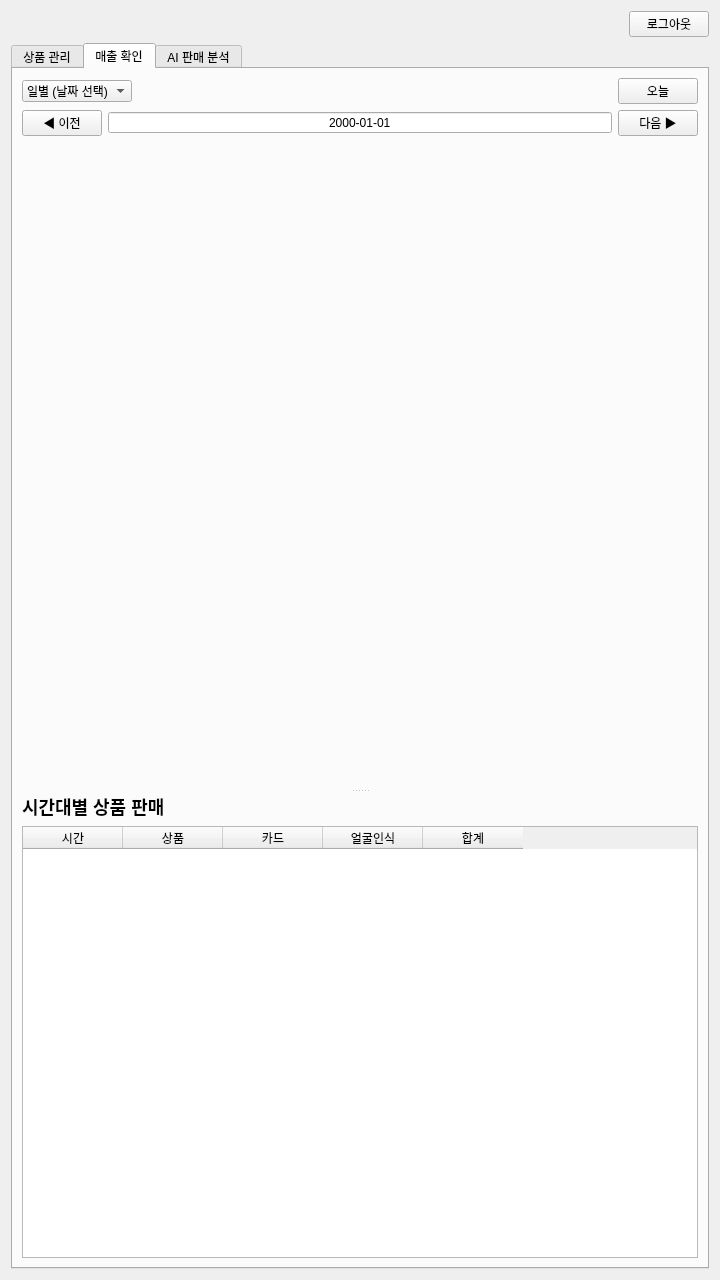
Before: the Qt Designer form qt/client/admin.ui in ginjuns/SNAP, drawn with Qt 5.
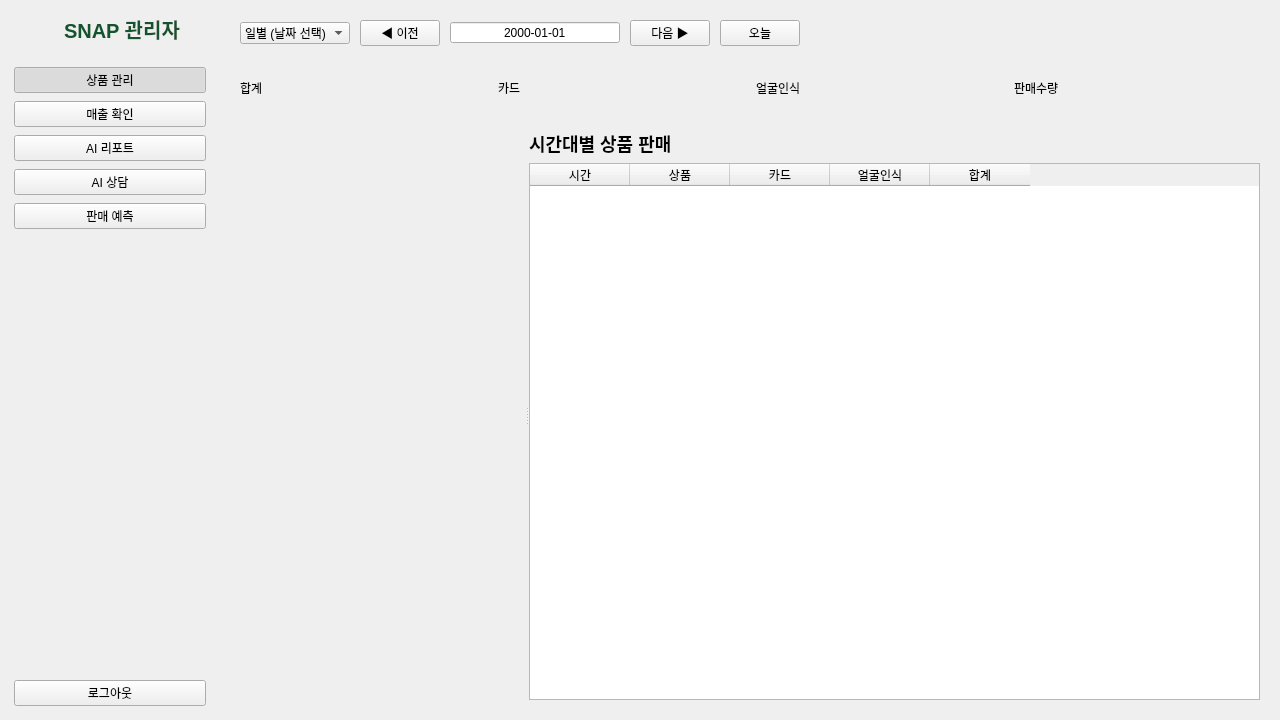
After: the same form once the commit is applied. The open tabs and pages were chosen to show the change. Custom widgets are drawn as their Qt base class.

The edit to the form file:
```diff
--- a/qt/client/admin.ui
+++ b/qt/client/admin.ui
@@ -6,114 +6,80 @@
    <rect>
     <x>0</x>
     <y>0</y>
-    <width>720</width>
-    <height>1280</height>
+    <width>1280</width>
+    <height>720</height>
    </rect>
   </property>
-  <layout class="QVBoxLayout" name="verticalLayout">
-   <item>
-    <layout class="QHBoxLayout" name="horizontalLayout">
-     <item>
-      <widget class="QLabel" name="lblWelcome">
-       <property name="styleSheet">
-        <string notr="true">font-size: 22px; font-weight: bold;</string>
-       </property>
-      </widget>
-     </item>
-     <item>
-      <spacer name="horizontalSpacer">
-       <property name="orientation">
-        <enum>Qt::Horizontal</enum>
-       </property>
-       <property name="sizeHint" stdset="0">
-        <size>
-         <width>0</width>
-         <height>0</height>
-        </size>
-       </property>
-      </spacer>
-     </item>
-     <item>
-      <widget class="QPushButton" name="btnLogout">
+  <layout class="QHBoxLayout" name="layoutRoot"><property name="spacing"><number>0</number></property><property name="leftMargin"><number>0</number></property><property name="topMargin"><number>0</number></property><property name="rightMargin"><number>0</number></property><property name="bottomMargin"><number>0</number></property><item><widget class="QFrame" name="sideMenu"><property name="minimumSize"><size><width>220</width><height>0</height></size></property><property name="maximumSize"><size><width>220</width><height>16777215</height></size></property><layout class="QVBoxLayout" name="layoutMenu"><property name="spacing"><number>8</number></property><property name="leftMargin"><number>14</number></property><property name="topMargin"><number>14</number></property><property name="rightMargin"><number>14</number></property><property name="bottomMargin"><number>14</number></property><item><layout class="QHBoxLayout" name="layoutBrand"><property name="spacing"><number>10</number></property><item><widget class="QLabel" name="lblLogo"><property name="minimumSize"><size><width>40</width><height>40</height></size></property><property name="maximumSize"><size><width>40</width><height>40</height></size></property></widget></item><item><layout class="QVBoxLayout" name="layoutBrandText"><property name="spacing"><number>0</number></property><item><widget class="QLabel" name="lblBrand"><property name="styleSheet"><string notr="true">font-size: 20px; font-weight: bold; color: #14532d;</string></property><property name="text"><string>SNAP 관리자</string></property></widget></item><item><widget class="QLabel" name="lblWelcome">
+       <property name="styleSheet"><string notr="true">font-size: 13px; color: #3d6b4c;</string></property></widget>
+     </item></layout></item></layout></item><item><widget class="QPushButton" name="btnMenuProduct"><property name="text"><string>상품 관리</string></property><property name="checkable"><bool>true</bool></property><property name="checked"><bool>true</bool></property><property name="autoExclusive"><bool>true</bool></property><property name="menu" stdset="0"><bool>true</bool></property></widget></item><item><widget class="QPushButton" name="btnMenuSales"><property name="text"><string>매출 확인</string></property><property name="checkable"><bool>true</bool></property><property name="checked"><bool>false</bool></property><property name="autoExclusive"><bool>true</bool></property><property name="menu" stdset="0"><bool>true</bool></property></widget></item><item><widget class="QPushButton" name="btnMenuReport"><property name="text"><string>AI 리포트</string></property><property name="checkable"><bool>true</bool></property><property name="checked"><bool>false</bool></property><property name="autoExclusive"><bool>true</bool></property><property name="menu" stdset="0"><bool>true</bool></property></widget></item><item><widget class="QPushButton" name="btnMenuChat"><property name="text"><string>AI 상담</string></property><property name="checkable"><bool>true</bool></property><property name="checked"><bool>false</bool></property><property name="autoExclusive"><bool>true</bool></property><property name="menu" stdset="0"><bool>true</bool></property></widget></item><item><widget class="QPushButton" name="btnMenuForecast"><property name="text"><string>판매 예측</string></property><property name="checkable"><bool>true</bool></property><property name="checked"><bool>false</bool></property><property name="autoExclusive"><bool>true</bool></property><property name="menu" stdset="0"><bool>true</bool></property></widget></item><item><spacer name="spacerMenu"><property name="orientation"><enum>Qt::Vertical</enum></property><property name="sizeHint" stdset="0"><size><width>0</width><height>0</height></size></property></spacer></item><item><widget class="QPushButton" name="btnLogout">
        <property name="text">
         <string>로그아웃</string>
        </property>
       </widget>
-     </item>
-    </layout>
-   </item>
-   <item>
-    <widget class="QTabWidget" name="tabWidget">
-     <property name="currentIndex">
-      <number>0</number>
-     </property>
-     <widget class="QWidget" name="tabProduct">
-      <attribute name="title">
-       <string>상품 관리</string>
-      </attribute>
-      <layout class="QVBoxLayout" name="verticalLayout_2" stretch="0,1">
-       <item>
-        <layout class="QFormLayout" name="formLayout">
-         <item row="0" column="0">
+     </item></layout></widget></item><item><widget class="QStackedWidget" name="stack"><property name="currentIndex"><number>0</number></property><widget class="QWidget" name="tabProduct">
+      <layout class="QHBoxLayout" name="verticalLayout_2" stretch="0,1">
+       <property name="spacing"><number>20</number></property><property name="leftMargin"><number>20</number></property><property name="topMargin"><number>20</number></property><property name="rightMargin"><number>20</number></property><property name="bottomMargin"><number>20</number></property><item><widget class="QWidget" name="formBox"><property name="minimumSize"><size><width>400</width><height>0</height></size></property><property name="maximumSize"><size><width>400</width><height>16777215</height></size></property><layout class="QVBoxLayout" name="layoutFormBox"><property name="leftMargin"><number>0</number></property><property name="topMargin"><number>0</number></property><property name="rightMargin"><number>0</number></property><property name="bottomMargin"><number>0</number></property><item><widget class="QLabel" name="lblFormTitle"><property name="styleSheet"><string notr="true">font-size: 20px; font-weight: bold; color: #14532d;</string></property><property name="text"><string>상품 정보</string></property></widget></item><item><layout class="QFormLayout" name="formLayout">
+         <item column="0" row="0">
           <widget class="QLabel" name="lblName">
            <property name="text">
             <string>상품명</string>
            </property>
           </widget>
          </item>
-         <item row="0" column="1">
+         <item column="1" row="0">
           <widget class="QLineEdit" name="editName">
            <property name="placeholderText">
             <string>터치하여 입력</string>
            </property>
           </widget>
          </item>
-         <item row="1" column="0">
+         <item column="0" row="1">
           <widget class="QLabel" name="lblPrice">
            <property name="text">
             <string>가격(원)</string>
            </property>
           </widget>
          </item>
-         <item row="1" column="1">
+         <item column="1" row="1">
           <widget class="QLineEdit" name="editPrice">
            <property name="placeholderText">
             <string>터치하여 입력</string>
            </property>
           </widget>
          </item>
-         <item row="2" column="0">
+         <item column="0" row="2">
           <widget class="QLabel" name="lblStock">
            <property name="text">
             <string>재고(개)</string>
            </property>
           </widget>
          </item>
-         <item row="2" column="1">
+         <item column="1" row="2">
           <widget class="QLineEdit" name="editStock">
            <property name="placeholderText">
             <string>터치하여 입력</string>
            </property>
           </widget>
          </item>
-         <item row="3" column="0">
+         <item column="0" row="3">
           <widget class="QLabel" name="lblShelf">
            <property name="text">
             <string>진열대</string>
            </property>
           </widget>
          </item>
-         <item row="3" column="1">
-          <widget class="QComboBox" name="comboShelf"/>
+         <item column="1" row="3">
+          <widget class="QComboBox" name="comboShelf" />
          </item>
-         <item row="4" column="0">
+         <item column="0" row="4">
           <widget class="QLabel" name="lblPhoto">
            <property name="text">
             <string>사진</string>
            </property>
           </widget>
          </item>
-         <item row="4" column="1">
+         <item column="1" row="4">
           <widget class="QLabel" name="lblImage">
            <property name="minimumSize">
             <size>
@@ -138,7 +104,7 @@
            </property>
           </widget>
          </item>
-         <item row="5" column="1">
+         <item column="1" row="5">
           <layout class="QHBoxLayout" name="horizontalLayout_2">
            <item>
             <widget class="QPushButton" name="btnAdd">
@@ -207,9 +173,7 @@
           </layout>
          </item>
         </layout>
-       </item>
-       <item>
-        <widget class="QTableWidget" name="tableProduct">
+       </item><item><spacer name="spacerForm"><property name="orientation"><enum>Qt::Vertical</enum></property><property name="sizeHint" stdset="0"><size><width>0</width><height>0</height></size></property></spacer></item></layout></widget></item><item><layout class="QVBoxLayout" name="layoutProductList" stretch="0,1"><property name="leftMargin"><number>0</number></property><property name="topMargin"><number>0</number></property><property name="rightMargin"><number>0</number></property><property name="bottomMargin"><number>0</number></property><item><widget class="QLabel" name="lblListTitle"><property name="styleSheet"><string notr="true">font-size: 20px; font-weight: bold; color: #14532d;</string></property><property name="text"><string>상품 목록</string></property></widget></item><item><widget class="QTableWidget" name="tableProduct">
          <property name="editTriggers">
           <set>QAbstractItemView::NoEditTriggers</set>
          </property>
@@ -243,18 +207,11 @@
           </property>
          </column>
         </widget>
-       </item>
-      </layout>
+       </item></layout></item></layout>
      </widget>
      <widget class="QWidget" name="tabSales">
-      <attribute name="title">
-       <string>매출 확인</string>
-      </attribute>
-      <layout class="QVBoxLayout" name="verticalLayout_3" stretch="0,0,0,1">
-       <item>
-        <layout class="QHBoxLayout" name="horizontalLayout_3">
-         <item>
-          <widget class="QComboBox" name="comboUnit">
+      <layout class="QVBoxLayout" name="verticalLayout_3" stretch="0,0,1">
+       <property name="leftMargin"><number>20</number></property><property name="topMargin"><number>20</number></property><property name="rightMargin"><number>20</number></property><property name="bottomMargin"><number>20</number></property><item><layout class="QHBoxLayout" name="layoutSalesTop"><property name="spacing"><number>10</number></property><item><widget class="QComboBox" name="comboUnit">
            <item>
             <property name="text">
              <string>일별 (날짜 선택)</string>
@@ -266,40 +223,12 @@
             </property>
            </item>
           </widget>
-         </item>
-         <item>
-          <spacer name="horizontalSpacer_2">
-           <property name="orientation">
-            <enum>Qt::Horizontal</enum>
-           </property>
-           <property name="sizeHint" stdset="0">
-            <size>
-             <width>0</width>
-             <height>0</height>
-            </size>
-           </property>
-          </spacer>
-         </item>
-         <item>
-          <widget class="QPushButton" name="btnToday">
-           <property name="text">
-            <string>오늘</string>
-           </property>
-          </widget>
-         </item>
-        </layout>
-       </item>
-       <item>
-        <layout class="QHBoxLayout" name="horizontalLayout_4" stretch="0,1,0">
-         <item>
-          <widget class="QPushButton" name="btnPrev">
+         </item><item><widget class="QPushButton" name="btnPrev">
            <property name="text">
             <string>◀ 이전</string>
            </property>
           </widget>
-         </item>
-         <item>
-          <widget class="QDateEdit" name="date">
+         </item><item><widget class="QDateEdit" name="date">
            <property name="minimumSize">
             <size>
              <width>170</width>
@@ -319,27 +248,20 @@
             <string>yyyy-MM-dd</string>
            </property>
           </widget>
-         </item>
-         <item>
-          <widget class="QPushButton" name="btnNext">
+         </item><item><widget class="QPushButton" name="btnNext">
            <property name="text">
             <string>다음 ▶</string>
            </property>
           </widget>
-         </item>
-        </layout>
-       </item>
-       <item>
-        <widget class="QLabel" name="lblSum">
-         <property name="styleSheet">
-          <string notr="true">font-size: 18px; font-weight: bold;</string>
-         </property>
-        </widget>
-       </item>
-       <item>
+         </item><item><widget class="QPushButton" name="btnToday">
+           <property name="text">
+            <string>오늘</string>
+           </property>
+          </widget>
+         </item><item><spacer name="spacerSalesTop"><property name="orientation"><enum>Qt::Horizontal</enum></property><property name="sizeHint" stdset="0"><size><width>0</width><height>0</height></size></property></spacer></item></layout></item><item><layout class="QHBoxLayout" name="layoutKpi"><property name="spacing"><number>12</number></property><item><widget class="QLabel" name="lblKpiTotal"><property name="text"><string>합계</string></property><property name="minimumSize"><size><width>0</width><height>72</height></size></property></widget></item><item><widget class="QLabel" name="lblKpiCard"><property name="text"><string>카드</string></property><property name="minimumSize"><size><width>0</width><height>72</height></size></property></widget></item><item><widget class="QLabel" name="lblKpiFace"><property name="text"><string>얼굴인식</string></property><property name="minimumSize"><size><width>0</width><height>72</height></size></property></widget></item><item><widget class="QLabel" name="lblKpiQty"><property name="text"><string>판매수량</string></property><property name="minimumSize"><size><width>0</width><height>72</height></size></property></widget></item></layout></item><item>
         <widget class="QSplitter" name="splitter">
          <property name="orientation">
-          <enum>Qt::Vertical</enum>
+          <enum>Qt::Horizontal</enum>
          </property>
          <widget class="Chart" name="chart">
           <property name="minimumSize">
@@ -417,34 +339,9 @@
        </item>
       </layout>
      </widget>
-     <widget class="QWidget" name="tabAi">
-      <attribute name="title">
-       <string>AI 판매 분석</string>
-      </attribute>
-      <layout class="QVBoxLayout" name="layoutAi">
-       <property name="leftMargin">
-        <number>0</number>
-       </property>
-       <property name="topMargin">
-        <number>0</number>
-       </property>
-       <property name="rightMargin">
-        <number>0</number>
-       </property>
-       <property name="bottomMargin">
-        <number>0</number>
-       </property>
-       <item>
-        <widget class="QTabWidget" name="tabAiSub">
-         <property name="currentIndex">
-          <number>0</number>
-         </property>
-         <widget class="QWidget" name="tabReport">
-          <attribute name="title">
-           <string>AI 리포트</string>
-          </attribute>
+     <widget class="QWidget" name="tabReport">
           <layout class="QVBoxLayout" name="layoutReport" stretch="0,0,1">
-           <item>
+           <property name="leftMargin"><number>20</number></property><property name="topMargin"><number>20</number></property><property name="rightMargin"><number>20</number></property><property name="bottomMargin"><number>20</number></property><item>
             <layout class="QHBoxLayout" name="layoutReportTop">
              <item>
               <widget class="QComboBox" name="comboPeriod">
@@ -519,21 +416,16 @@
              </property>
             </widget>
            </item>
-           <item>
-            <widget class="QTextBrowser" name="textReport">
+           <item><layout class="QHBoxLayout" name="layoutReportBody"><property name="spacing"><number>16</number></property><item><widget class="QTextBrowser" name="textKpi"><property name="minimumSize"><size><width>440</width><height>0</height></size></property><property name="maximumSize"><size><width>460</width><height>16777215</height></size></property><property name="styleSheet"><string notr="true">font-size: 16px;</string></property></widget></item><item><widget class="QTextBrowser" name="textReport">
              <property name="styleSheet">
               <string notr="true">font-size: 18px;</string>
              </property>
             </widget>
-           </item>
-          </layout>
+           </item></layout></item></layout>
          </widget>
          <widget class="QWidget" name="tabChat">
-          <attribute name="title">
-           <string>AI 상담</string>
-          </attribute>
           <layout class="QVBoxLayout" name="layoutChatTab" stretch="1,0,0,0,0">
-           <item>
+           <property name="leftMargin"><number>20</number></property><property name="topMargin"><number>20</number></property><property name="rightMargin"><number>20</number></property><property name="bottomMargin"><number>20</number></property><item>
             <widget class="QScrollArea" name="scrollChat">
              <property name="widgetResizable">
               <bool>true</bool>
@@ -625,7 +517,7 @@
               </widget>
              </item>
              <item>
-              <widget class="QComboBox" name="comboTarget"/>
+              <widget class="QComboBox" name="comboTarget" />
              </item>
             </layout>
            </item>
@@ -650,14 +542,11 @@
           </layout>
          </widget>
          <widget class="QWidget" name="tabForecast">
-          <attribute name="title">
-           <string>AI 판매 예측</string>
-          </attribute>
           <layout class="QVBoxLayout" name="layoutForecast" stretch="0,0,0,1">
-           <item>
+           <property name="leftMargin"><number>20</number></property><property name="topMargin"><number>20</number></property><property name="rightMargin"><number>20</number></property><property name="bottomMargin"><number>20</number></property><item>
             <layout class="QHBoxLayout" name="layoutForecastTop" stretch="1,0,0">
              <item>
-              <widget class="QComboBox" name="comboProduct"/>
+              <widget class="QComboBox" name="comboProduct" />
              </item>
              <item>
               <widget class="QComboBox" name="comboDays">
@@ -744,14 +633,7 @@
            </item>
           </layout>
          </widget>
-        </widget>
-       </item>
-      </layout>
-     </widget>
-    </widget>
-   </item>
-  </layout>
- </widget>
+        </widget></item></layout></widget>
  <customwidgets>
   <customwidget>
    <class>Chart</class>
```
Left out of the diff: 6 changed lines with no effect on the pictures.
